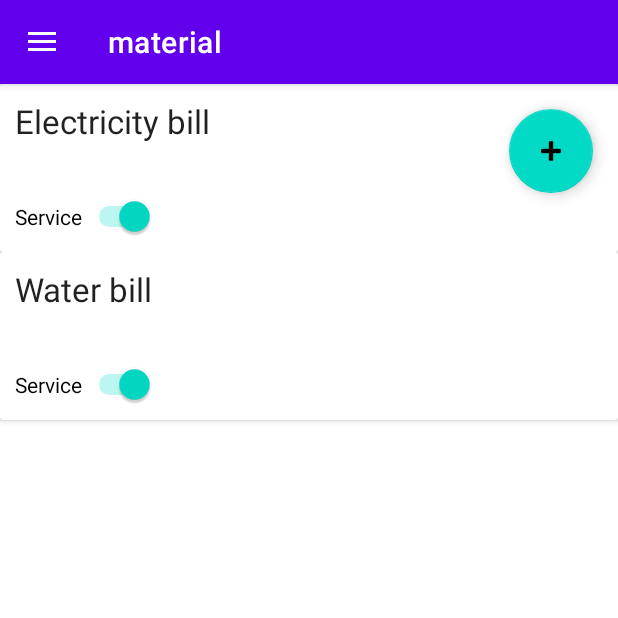
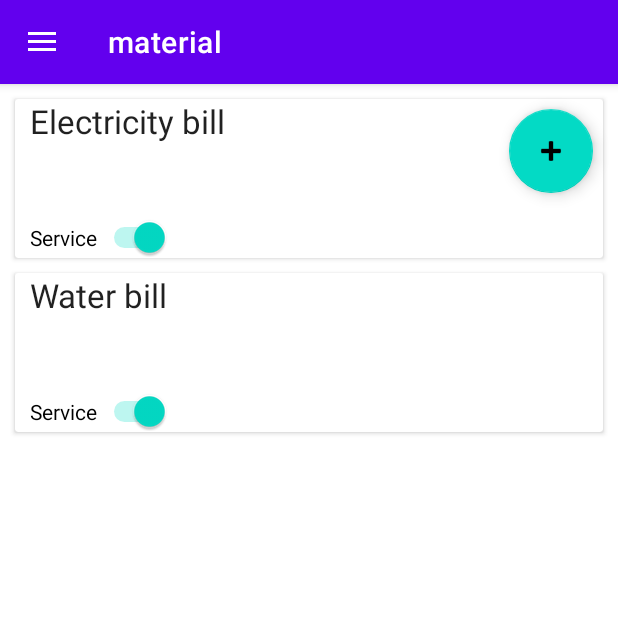
Before and after one commit to TariqHajeer/Expense-Management, an Android app: the screen it shows after launch (DrawerActivity), in the side drawer, after a tap on "material", on a phone screen of 412 x 824 dp, the top half of it. Run offline under Robolectric (Android 15) with nearby library versions, the phone set to English and light mode, and no system bars; our stand-ins replace Room's generated code, navigation-ui.

Commit message:
update material

```diff
--- a/app/src/main/AndroidManifest.xml
+++ b/app/src/main/AndroidManifest.xml
@@ -7,8 +7,9 @@
         android:icon="@mipmap/ic_launcher"
         android:label="@string/app_name"
         android:roundIcon="@mipmap/ic_launcher_round"
-        android:supportsRtl="true"
-        android:theme="@style/Theme.ExpenseManagement">
+        android:supportsRtl="false"
+        android:theme="@style/Theme.ExpenseManagement"
+        >
         <activity
             android:name=".CreateOrUpdateMaterialActivity"
             android:exported="false" />
--- a/app/src/main/java/com/example/expensemanagement/Adapters/MaterialListAdapter.java
+++ b/app/src/main/java/com/example/expensemanagement/Adapters/MaterialListAdapter.java
@@ -1,30 +1,58 @@
 package com.example.expensemanagement.Adapters;
 
 import android.util.Log;
+import android.view.MotionEvent;
+import android.view.View;
 import android.view.ViewGroup;
+import android.widget.AdapterView;
 
 import androidx.annotation.NonNull;
+import androidx.cardview.widget.CardView;
 import androidx.recyclerview.widget.DiffUtil;
 import androidx.recyclerview.widget.ListAdapter;
+import androidx.recyclerview.widget.RecyclerView;
 
 import com.example.expensemanagement.Domain.Material;
 import com.example.expensemanagement.ViewHolders.MaterialViewHolder;
 
 public class MaterialListAdapter extends ListAdapter<Material, MaterialViewHolder> {
+    public OnMaterialClickListener onMaterialClickListener;
+
     public MaterialListAdapter(@NonNull DiffUtil.ItemCallback<Material> diffCallback) {
         super(diffCallback);
+    }
+
+    public interface OnMaterialClickListener {
+        void onClick(Material material);
+    }
+
+    public void OnItemClickListener(OnMaterialClickListener listener) {
+
+        this.onMaterialClickListener = listener;
     }
 
     @NonNull
     @Override
     public MaterialViewHolder onCreateViewHolder(@NonNull ViewGroup parent, int viewType) {
+
         return MaterialViewHolder.create(parent);
     }
 
     @Override
     public void onBindViewHolder(@NonNull MaterialViewHolder holder, int position) {
         Material current = getItem(position);
+
         holder.bind(current);
+        holder.itemView.setOnClickListener(new View.OnClickListener() {
+            @Override
+            public void onClick(View view) {
+                if (onMaterialClickListener != null && position != RecyclerView.NO_POSITION) {
+                    onMaterialClickListener.onClick(current);
+                }
+            }
+        });
+        CardView c = (CardView) holder.itemView;
+
     }
 
     public static class MaterialDiff extends DiffUtil.ItemCallback<Material> {
--- a/app/src/main/java/com/example/expensemanagement/ViewHolders/MaterialViewHolder.java
+++ b/app/src/main/java/com/example/expensemanagement/ViewHolders/MaterialViewHolder.java
@@ -29,8 +29,7 @@ public class MaterialViewHolder extends RecyclerView.ViewHolder {
     public void bind(Material material) {
         name.setText(material.getName());
         description.setText(material.getDescription());
-        Log.d("TAG", material.getName() + Boolean.toString(material.getIsService()));
-        isService.setChecked(true);
+        isService.setChecked(material.getIsService());
     }
 
     public static MaterialViewHolder create(ViewGroup parent) {
--- a/app/src/main/java/com/example/expensemanagement/ui/material/MaterialFragment.java
+++ b/app/src/main/java/com/example/expensemanagement/ui/material/MaterialFragment.java
@@ -1,6 +1,7 @@
 package com.example.expensemanagement.ui.material;
 
 import android.content.Intent;
+import android.hardware.lights.Light;
 import android.os.Bundle;
 import android.util.Log;
 import android.view.LayoutInflater;
@@ -20,6 +21,7 @@ import androidx.recyclerview.widget.RecyclerView;
 
 import com.example.expensemanagement.Adapters.MaterialListAdapter;
 import com.example.expensemanagement.CreateOrUpdateMaterialActivity;
+import com.example.expensemanagement.Domain.Material;
 import com.example.expensemanagement.R;
 import com.example.expensemanagement.ViewModels.MaterialViewModel;
 import com.example.expensemanagement.databinding.FragmentMaterialBinding;
@@ -35,15 +37,37 @@ public class MaterialFragment extends Fragment {
 
         View root = binding.getRoot();
 
-
         RecyclerView recyclerView = binding.materialRecyclerView;
 
+
         final MaterialListAdapter adapter = new MaterialListAdapter(new MaterialListAdapter.MaterialDiff());
+        adapter.onMaterialClickListener = new MaterialListAdapter.OnMaterialClickListener() {
+            @Override
+            public void onClick(Material material) {
+                Intent i = new Intent(getActivity(), CreateOrUpdateMaterialActivity.class);
+                i.putExtra(CreateOrUpdateMaterialActivity.Extra_Id, material.getId());
+                i.putExtra(CreateOrUpdateMaterialActivity.Extra_Name, material.getName());
+                i.putExtra(CreateOrUpdateMaterialActivity.Extra_Desc, material.getDescription());
+                i.putExtra(CreateOrUpdateMaterialActivity.Extra_Is_Service, material.getIsService());
+
+                startActivity(i);
+            }
+        };
         recyclerView.setAdapter(adapter);
         recyclerView.setLayoutManager(new LinearLayoutManager(getActivity()));
         materialViewModel.getMaterials().observe(this, materials -> {
             adapter.submitList(materials);
         });
+
+        binding.addMaterialFabButton.setOnClickListener(new View.OnClickListener() {
+            @Override
+            public void onClick(View view) {
+                Intent i = new Intent(view.getContext(), CreateOrUpdateMaterialActivity.class);
+                startActivity(i);
+            }
+        });
+
+
         return root;
     }
 
@@ -51,30 +75,6 @@ public class MaterialFragment extends Fragment {
     @Override
     public void onViewCreated(@NonNull View view, @Nullable Bundle savedInstanceState) {
         super.onViewCreated(view, savedInstanceState);
-        binding.addMaterialFabButton.setOnClickListener(new View.OnClickListener() {
-            @Override
-            public void onClick(View view) {
-                Intent i = new Intent(getActivity(), CreateOrUpdateMaterialActivity.class);
-                startActivity(i);
-            }
-        });
-        LayoutInflater inflater = getLayoutInflater();
-        CardView cardView = (CardView) inflater.inflate(R.layout.material_list_item, null);
-        ConstraintLayout materialConstraint = cardView.findViewById(R.id.material_element_ConstraintLayout);
-        Switch sw = materialConstraint.findViewById(R.id.material_is_service);
-        sw.setOnClickListener(new View.OnClickListener() {
-            @Override
-            public void onClick(View view) {
-
-            }
-        });
-        materialConstraint.setOnClickListener(new View.OnClickListener() {
-            @Override
-            public void onClick(View view) {
-                Log.i("Tag", "asdasd");
-            }
-        });
-
     }
 
     @Override
--- a/app/src/main/res/layout/material_list_item.xml
+++ b/app/src/main/res/layout/material_list_item.xml
@@ -1,53 +1,48 @@
 <?xml version="1.0" encoding="utf-8"?>
 <androidx.cardview.widget.CardView xmlns:android="http://schemas.android.com/apk/res/android"
     xmlns:app="http://schemas.android.com/apk/res-auto"
+    xmlns:tools="http://schemas.android.com/tools"
     android:layout_width="match_parent"
     android:layout_height="wrap_content"
-    >
+    android:background="?android:attr/selectableItemBackground"
+    android:clickable="true"
+    android:focusable="true"
+    android:layout_marginRight="10dp"
+    android:layout_marginLeft="10dp"
+    android:layout_marginTop="10dp">
 
-    <androidx.constraintlayout.widget.ConstraintLayout
-        android:id="@+id/material_element_ConstraintLayout"
+    <RelativeLayout
         android:layout_width="match_parent"
         android:layout_height="wrap_content"
-        android:clickable="true"
-        android:layout_margin="10dp">
+        >
 
         <TextView
             android:id="@+id/material_name_text_view"
             android:layout_width="match_parent"
             android:layout_height="wrap_content"
-            android:layout_alignParentStart="true"
-            android:layout_alignParentLeft="true"
-            android:maxLines="1"
+            android:layout_marginLeft="10dp"
             android:text="name"
-            android:textAppearance="@style/TextAppearance.AppCompat.Large"
-            app:layout_constraintEnd_toEndOf="parent"
-            app:layout_constraintStart_toStartOf="parent"
-            app:layout_constraintTop_toTopOf="parent" />
+            android:textAppearance="@style/TextAppearance.AppCompat.Large" />
 
         <TextView
             android:id="@+id/material_description_text_view"
             android:layout_width="match_parent"
             android:layout_height="wrap_content"
-            android:layout_alignParentStart="true"
-            android:layout_alignParentLeft="true"
-            android:minLines="2"
-            android:text="lorem"
-            android:textAppearance="@style/TextAppearance.AppCompat.Small"
-            app:layout_constraintEnd_toEndOf="parent"
-            app:layout_constraintStart_toStartOf="parent"
-            app:layout_constraintTop_toBottomOf="@id/material_name_text_view" />
+            android:layout_below="@id/material_name_text_view"
+            android:layout_marginLeft="10dp"
+            android:layout_marginTop="10dp"
+            android:text="name"
+            android:textAppearance="@style/TextAppearance.AppCompat.Large" />
 
         <Switch
             android:id="@+id/material_is_service"
             android:layout_width="wrap_content"
             android:layout_height="wrap_content"
+            android:layout_below="@id/material_description_text_view"
+            android:layout_marginLeft="10dp"
+            android:layout_marginTop="10dp"
             android:enabled="true"
-            android:text="Service"
-            app:layout_constraintEnd_toEndOf="parent"
-            app:layout_constraintHorizontal_bias="0.0"
-            app:layout_constraintStart_toStartOf="parent"
-            app:layout_constraintTop_toBottomOf="@id/material_description_text_view" />
+            android:text="Service" />
+    </RelativeLayout>
 
-    </androidx.constraintlayout.widget.ConstraintLayout>
 </androidx.cardview.widget.CardView>
--- a/app/src/main/res/values/styles.xml
+++ b/app/src/main/res/values/styles.xml
@@ -3,6 +3,7 @@
     <style name="Widget.Theme.ExpenseManagement.ButtonBar.Fullscreen" parent="">
         <item name="android:background">@color/black_overlay</item>
         <item name="android:buttonBarStyle">?android:attr/buttonBarStyle</item>
+
     </style>
 
 </resources>
```
Also changed, not shown: app/src/main/java/com/example/expensemanagement/CreateOrUpdateMaterialActivity.java (+66 -13 lines), app/src/main/java/com/example/expensemanagement/Repository/MaterialRepository.java (+12 -8 lines), app/src/main/java/com/example/expensemanagement/ViewModels/MaterialViewModel.java (+5 -5 lines).
